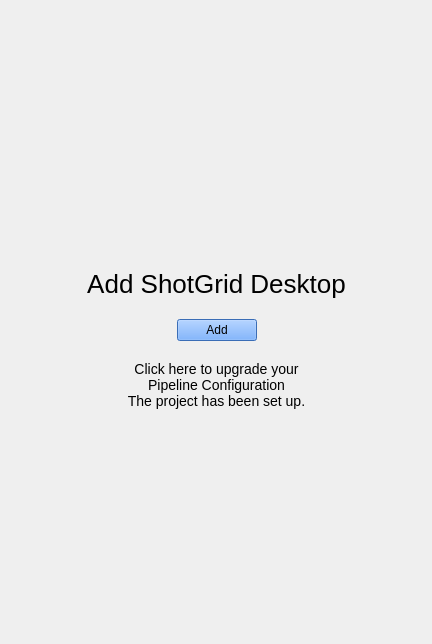
Old version of the form resources/update_project_config.ui in the repository shotgunsoftware/tk-desktop.
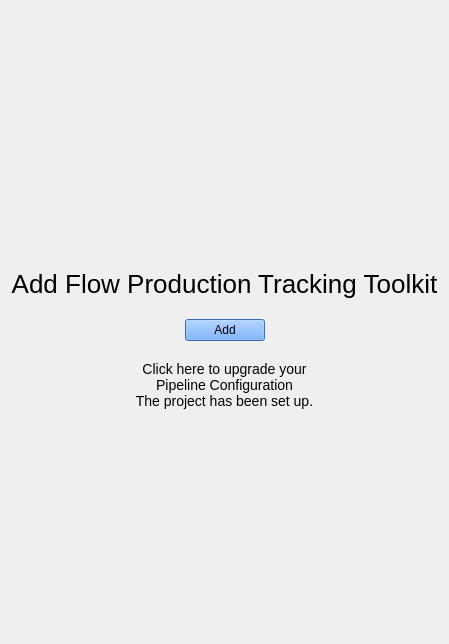
New version of the form. Icons and pictures are not drawn.

Patch:
```diff
--- a/resources/update_project_config.ui
+++ b/resources/update_project_config.ui
@@ -86,7 +86,7 @@
         <string notr="true">font-size: 26px;</string>
        </property>
        <property name="text">
-        <string>Add ShotGrid Desktop</string>
+        <string>Add Flow Production Tracking Toolkit</string>
        </property>
        <property name="alignment">
         <set>Qt::AlignCenter</set>
```
